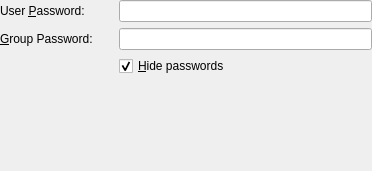
Qt form vpnplugins/vpnc/vpncauth.ui (KDE/networkmanagement) before a commit.
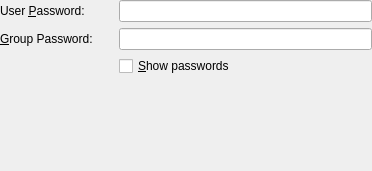
The same form after that commit. Custom widgets are drawn as their Qt base class.

Commit message: Change all 'Hide passwords' checkbox labels to 'Show password', which is a better one.

What changed in the file:
```diff
--- a/vpnplugins/vpnc/vpncauth.ui
+++ b/vpnplugins/vpnc/vpncauth.ui
@@ -76,10 +76,10 @@
    <item row="2" column="2">
     <widget class="QCheckBox" name="cbShowPasswords">
      <property name="text">
-      <string>&amp;Hide passwords</string>
+      <string>&amp;Show passwords</string>
      </property>
      <property name="checked">
-      <bool>true</bool>
+      <bool>false</bool>
      </property>
     </widget>
    </item>
```
Left out of the diff: 34 changed lines with no effect on the pictures. The commit also changes 13 other files.
